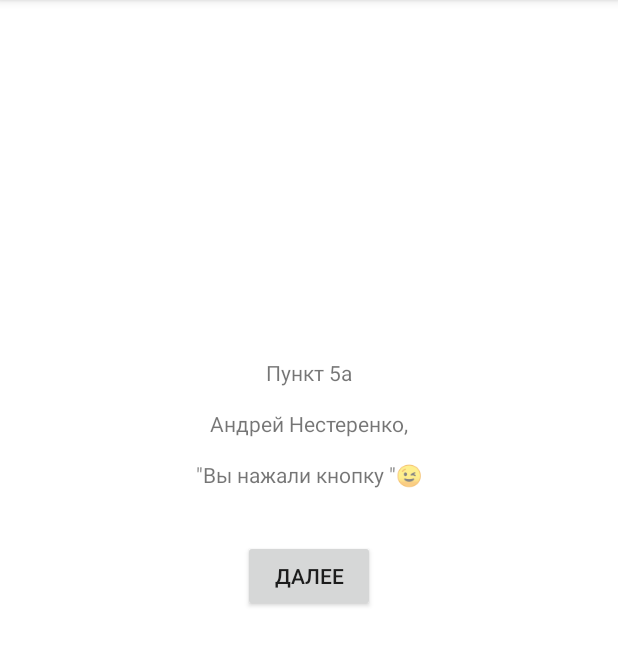
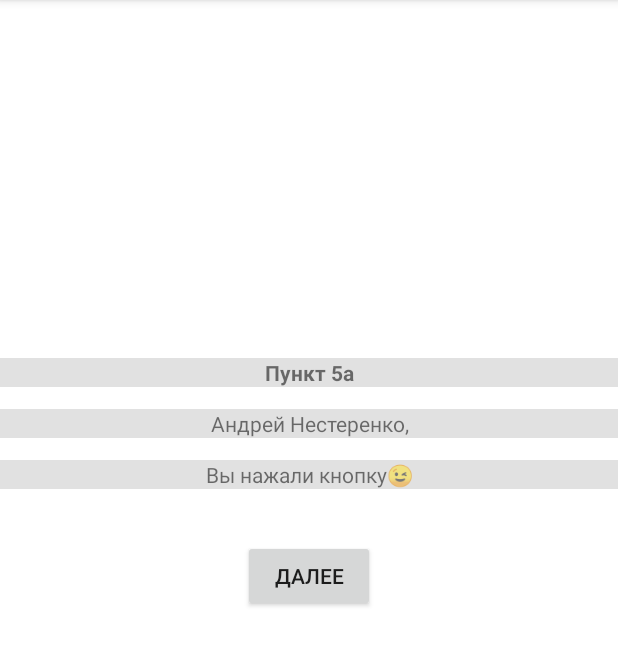
Before and after one commit to stGroshev/OneLessonKotlin, an Android app: the screen it shows after launch (MainActivity), after a tap on "BUTTON", on a phone screen of 412 x 824 dp, the part 84-750 px from its top. Run offline under Robolectric (Android 15) with nearby library versions, the phone set to English and light mode, and no system bars.

Commit message:
Lesson 1. Поигрался с отображеним TextView, теперь мне нравится, как они выглядят)

```diff
--- a/app/src/main/java/com/geekbrains/groshev/stepan/onelessonkotlin/MainActivity.kt
+++ b/app/src/main/java/com/geekbrains/groshev/stepan/onelessonkotlin/MainActivity.kt
@@ -13,19 +13,27 @@ class MainActivity : AppCompatActivity() {
         val textView: TextView = findViewById(R.id.textView)
         val textViewTwo: TextView = findViewById(R.id.textViewTwo)
         val textViewParagraph: TextView = findViewById(R.id.textViewParagraph)
+        textViewParagraph.background = getDrawable(R.color.white)
         var count = 0
         button.setOnClickListener {
             count++
             when (count) {
                 1 -> {
                     textViewParagraph.text = getString(R.string.paragraph_5_a)
-                    textView.text = getString(R.string.pressedTheButton) + getEmojiByUnicode(0x1F609)
-                    val test = TestData(getString(R.string.nameTeacher), getString(R.string.surnameTeacher))
+                    textViewParagraph.background = getDrawable(R.color.liteGrey)
+                    textView.text =
+                        getString(R.string.pressedTheButton) + getEmojiByUnicode(0x1F609)
+                    val test = TestData(
+                        getString(R.string.nameTeacher),
+                        getString(R.string.surnameTeacher)
+                    )
                     textViewTwo.text = test.name + " " + test.surname + ","
+                    textViewTwo.background = getDrawable(R.color.liteGrey)
                     button.text = getString(R.string.further)
                 }
                 2 -> {
                     textViewParagraph.text = getString(R.string.paragraph_5_b)
+                    textViewParagraph.background = getDrawable(R.color.liteGrey)
                     textViewTwo.text =
                         "Свойства объекта: a = " + TestTwo.a.toString() + "; b = " + TestTwo.b.toString() + "."
                     val testThree = TestTwo.copy()
@@ -34,7 +42,9 @@ class MainActivity : AppCompatActivity() {
                 }
                 else -> {
                     textViewParagraph.text = ""
+                    textViewParagraph.background = getDrawable(R.color.white)
                     textViewTwo.text = ""
+                    textViewTwo.background = getDrawable(R.color.white)
                     textView.text = "Пункты из дз закончились" + getEmojiByUnicode(0x1F622)
                     button.text = getString(R.string.end)
                 }
--- a/app/src/main/res/layout/activity_main.xml
+++ b/app/src/main/res/layout/activity_main.xml
@@ -5,19 +5,25 @@
     android:layout_width="match_parent"
     android:layout_height="match_parent"
     tools:context=".MainActivity">
+
+
     <TextView
         android:id="@+id/textViewParagraph"
-        android:layout_width="wrap_content"
+        android:layout_width="match_parent"
         android:layout_height="wrap_content"
+        android:textAlignment="center"
+        android:textStyle="bold"
         app:layout_constraintBottom_toTopOf="@+id/button"
         app:layout_constraintEnd_toEndOf="parent"
         app:layout_constraintStart_toStartOf="parent"
         app:layout_constraintTop_toTopOf="parent"
         app:layout_constraintVertical_bias="0.7" />
+
     <TextView
         android:id="@+id/textViewTwo"
-        android:layout_width="wrap_content"
+        android:layout_width="match_parent"
         android:layout_height="wrap_content"
+        android:textAlignment="center"
         app:layout_constraintBottom_toTopOf="@+id/button"
         app:layout_constraintEnd_toEndOf="parent"
         app:layout_constraintStart_toStartOf="parent"
@@ -26,9 +32,11 @@
 
     <TextView
         android:id="@+id/textView"
-        android:layout_width="wrap_content"
+        android:layout_width="match_parent"
         android:layout_height="wrap_content"
+        android:background="@color/liteGrey"
         android:text="@string/pressButton"
+        android:textAlignment="center"
         app:layout_constraintBottom_toTopOf="@+id/button"
         app:layout_constraintEnd_toEndOf="parent"
         app:layout_constraintStart_toStartOf="parent"
--- a/app/src/main/res/values/colors.xml
+++ b/app/src/main/res/values/colors.xml
@@ -7,4 +7,5 @@
     <color name="teal_700">#FF018786</color>
     <color name="black">#FF000000</color>
     <color name="white">#FFFFFFFF</color>
+    <color name="liteGrey">#E1E1E1</color>
 </resources>
--- a/app/src/main/res/values/strings.xml
+++ b/app/src/main/res/values/strings.xml
@@ -4,7 +4,7 @@
     <string name="pressButton">Нажмите кнопку</string>
     <string name="paragraph_5_a">Пункт 5a</string>
     <string name="paragraph_5_b">Пункт 5b</string>
-    <string name="pressedTheButton">\"Вы нажали кнопку \"</string>
+    <string name="pressedTheButton">\Вы нажали кнопку </string>
     <string name="nameTeacher">Андрей</string>
     <string name="surnameTeacher">Нестеренко</string>
     <string name="further">Далее</string>
```
